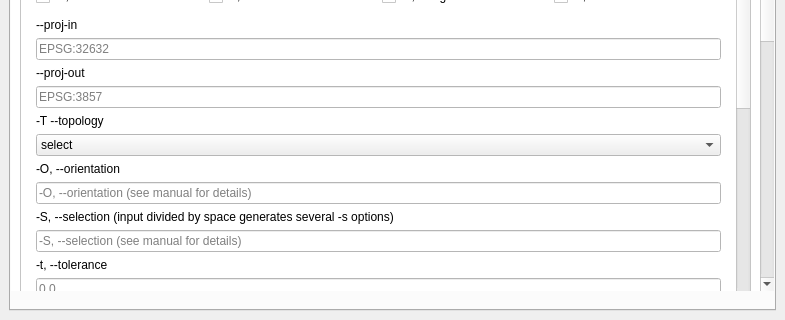
Qt form s2g_data_processor_dockwidget_base.ui (survey2gis/s2g-qgis-extension) before a commit; both pictures show x 0 to 785 and y 488 to 808 of the 785 by 808 pixel window.
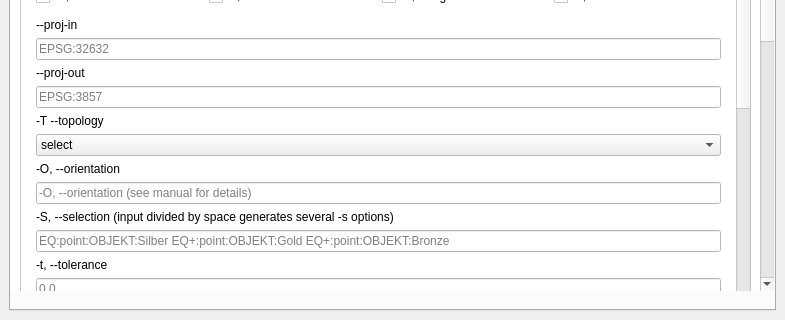
The same form after that commit. The open tabs and pages were chosen to show the change.

Commit message: quoted path

Diff of the .ui file:
```diff
--- a/s2g_data_processor_dockwidget_base.ui
+++ b/s2g_data_processor_dockwidget_base.ui
@@ -901,7 +901,7 @@
                       </size>
                      </property>
                      <property name="placeholderText">
-                      <string>-S, --selection (see manual for details)</string>
+                      <string>EQ:point:OBJEKT:Silber EQ+:point:OBJEKT:Gold EQ+:point:OBJEKT:Bronze</string>
                      </property>
                     </widget>
                    </item>
```
The commit also changes 2 other files.
